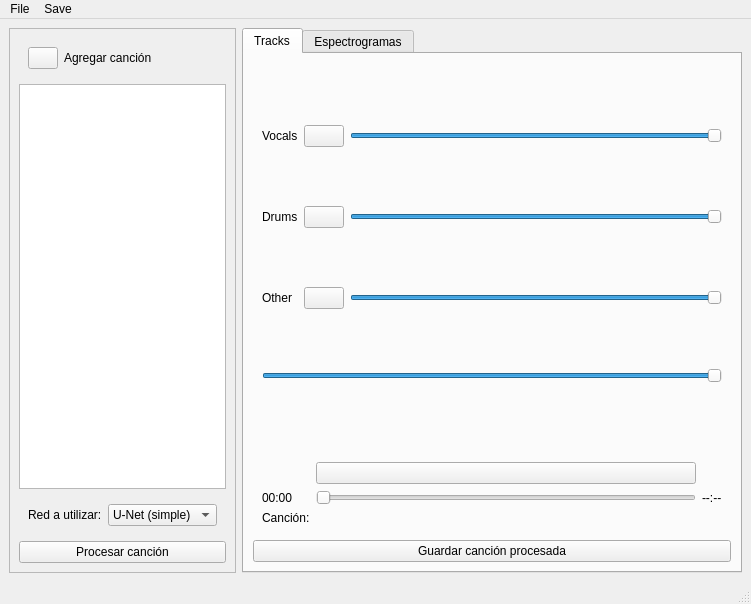
This is designer/mainwindow.ui in BrunoDS01/App_ASSD as Qt 5 draws it before an edit. The edited form follows.
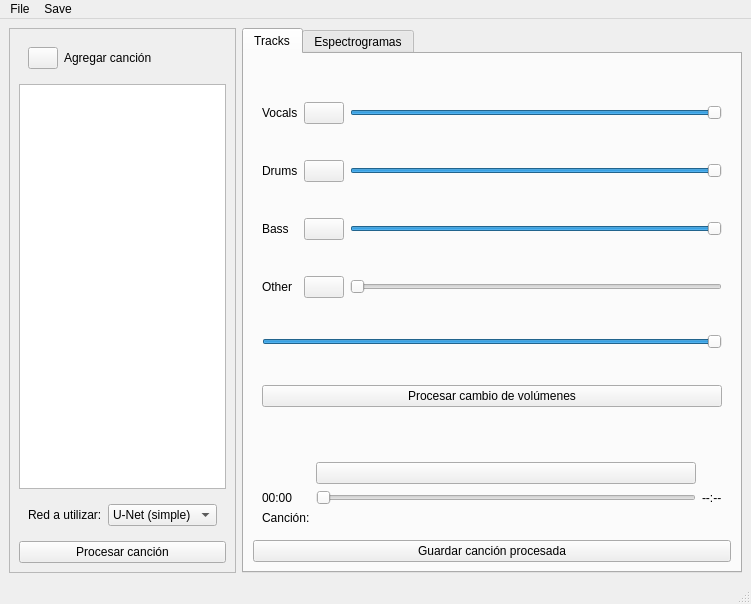
This is the edited form. Icons and pictures are not drawn.

Patch:
```diff
--- a/designer/mainwindow.ui
+++ b/designer/mainwindow.ui
@@ -197,14 +197,33 @@
           </property>
           <widget class="QWidget" name="page">
            <layout class="QGridLayout" name="gridLayout_3">
-            <item row="2" column="0">
-             <widget class="QLabel" name="label_5">
-              <property name="text">
-               <string>Other</string>
+            <item row="3" column="2">
+             <widget class="QSlider" name="otherVolumeHorizontalSlider">
+              <property name="maximum">
+               <number>100</number>
               </property>
+              <property name="value">
+               <number>0</number>
+              </property>
+              <property name="orientation">
+               <enum>Qt::Horizontal</enum>
+              </property>
              </widget>
             </item>
-            <item row="2" column="1">
+            <item row="1" column="2">
+             <widget class="QSlider" name="drumsVolumeHorizontalSlider">
+              <property name="maximum">
+               <number>100</number>
+              </property>
+              <property name="value">
+               <number>100</number>
+              </property>
+              <property name="orientation">
+               <enum>Qt::Horizontal</enum>
+              </property>
+             </widget>
+            </item>
+            <item row="3" column="1">
              <widget class="QPushButton" name="muteOtherPushButton">
               <property name="styleSheet">
                <string notr="true">image: url(:/button_images/assets/mute.png);</string>
@@ -221,8 +240,8 @@
               </property>
              </widget>
             </item>
-            <item row="1" column="1">
-             <widget class="QPushButton" name="muteDrumsPushButton">
+            <item row="2" column="1">
+             <widget class="QPushButton" name="pushButton">
               <property name="styleSheet">
                <string notr="true">image: url(:/button_images/assets/mute.png);</string>
               </property>
@@ -232,22 +251,39 @@
              </widget>
             </item>
             <item row="2" column="2">
-             <widget class="QSlider" name="otherVolumeHorizontalSlider">
+             <widget class="QSlider" name="bassVolumeHorizontalSlider">
+              <property name="maximum">
+               <number>100</number>
+              </property>
               <property name="value">
-               <number>99</number>
+               <number>100</number>
               </property>
               <property name="orientation">
                <enum>Qt::Horizontal</enum>
               </property>
              </widget>
             </item>
-            <item row="1" column="2">
-             <widget class="QSlider" name="drumsVolumeHorizontalSlider_3">
-              <property name="value">
-               <number>99</number>
+            <item row="3" column="0">
+             <widget class="QLabel" name="label_5">
+              <property name="text">
+               <string>Other</string>
               </property>
-              <property name="orientation">
-               <enum>Qt::Horizontal</enum>
+             </widget>
+            </item>
+            <item row="2" column="0">
+             <widget class="QLabel" name="label_6">
+              <property name="text">
+               <string>Bass</string>
+              </property>
+             </widget>
+            </item>
+            <item row="0" column="1">
+             <widget class="QPushButton" name="muteVocalsPushButton">
+              <property name="styleSheet">
+               <string notr="true">image: url(:/button_images/assets/mute.png);</string>
+              </property>
+              <property name="text">
+               <string/>
               </property>
              </widget>
             </item>
@@ -258,17 +294,7 @@
               </property>
              </widget>
             </item>
-            <item row="0" column="1">
-             <widget class="QPushButton" name="muteVocalsPushButton">
-              <property name="styleSheet">
-               <string notr="true">image: url(:/button_images/assets/mute.png);</string>
-              </property>
-              <property name="text">
-               <string/>
-              </property>
-             </widget>
-            </item>
-            <item row="3" column="0" colspan="3">
+            <item row="4" column="0" colspan="3">
              <widget class="QSlider" name="globalVolumeHorizontalSlider">
               <property name="value">
                <number>99</number>
@@ -278,16 +304,36 @@
               </property>
              </widget>
             </item>
+            <item row="1" column="1">
+             <widget class="QPushButton" name="muteDrumsPushButton">
+              <property name="styleSheet">
+               <string notr="true">image: url(:/button_images/assets/mute.png);</string>
+              </property>
+              <property name="text">
+               <string/>
+              </property>
+             </widget>
+            </item>
             <item row="0" column="2">
-             <widget class="QSlider" name="vocalVolumeHorizontalSlider">
+             <widget class="QSlider" name="vocalsVolumeHorizontalSlider">
+              <property name="maximum">
+               <number>100</number>
+              </property>
               <property name="value">
-               <number>99</number>
+               <number>100</number>
               </property>
               <property name="orientation">
                <enum>Qt::Horizontal</enum>
               </property>
              </widget>
             </item>
+            <item row="5" column="0" colspan="3">
+             <widget class="QPushButton" name="changeVolumePushButton">
+              <property name="text">
+               <string>Procesar cambio de volúmenes</string>
+              </property>
+             </widget>
+            </item>
            </layout>
           </widget>
           <widget class="QWidget" name="page_2"/>
```
